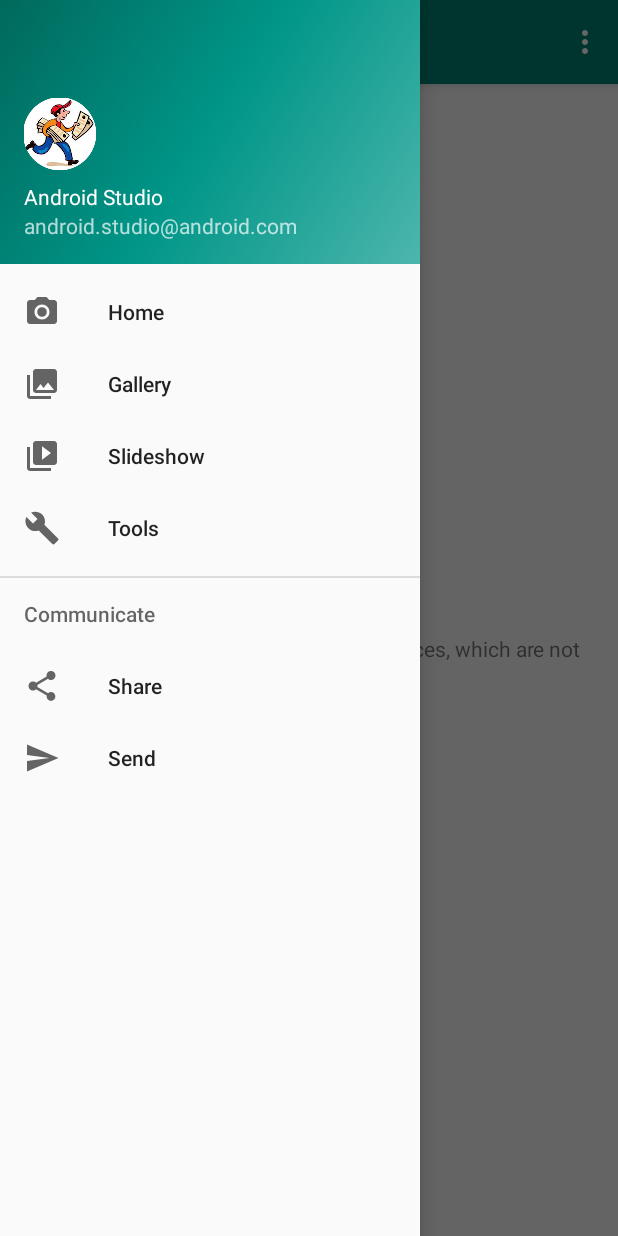
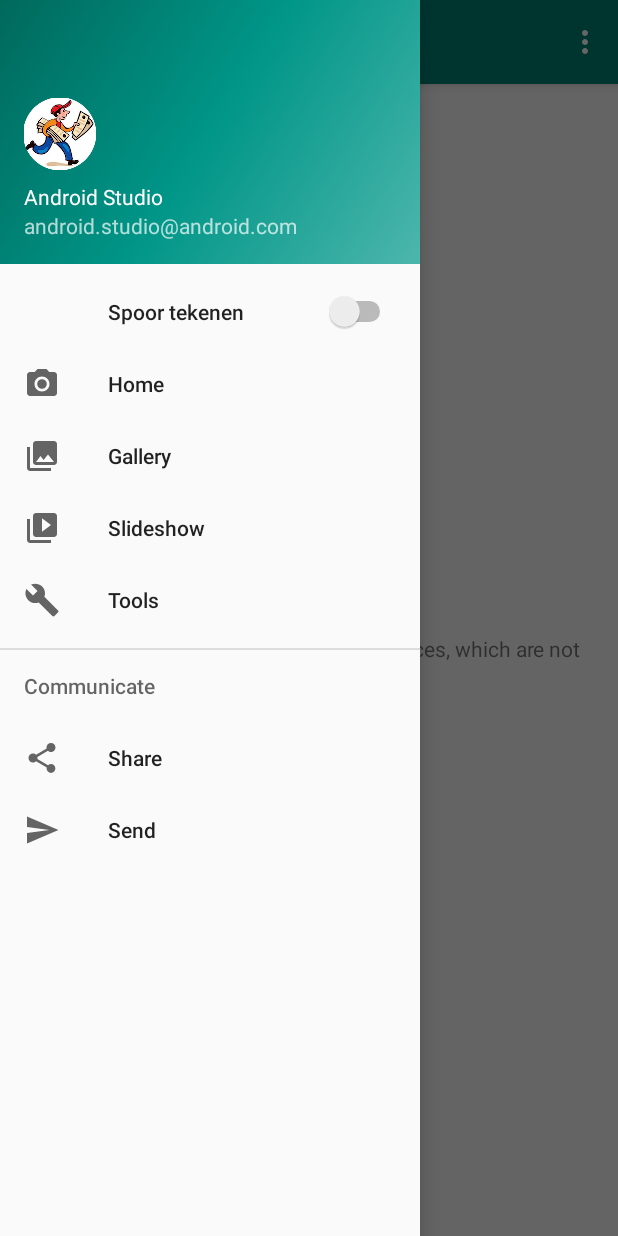
Before and after one commit to teusbenschop/folderen, an Android app: the screen it shows after launch (MainActivity), after a tap on "Open navigation drawer", on a phone screen of 412 x 824 dp. Run offline under Robolectric (Android 15) with nearby library versions, the light colour scheme and no system bars.

Commit message:
Switch for tracing on/off

```diff
--- a/app/src/main/java/nl/folderen/android/MainActivity.kt
+++ b/app/src/main/java/nl/folderen/android/MainActivity.kt
@@ -12,14 +12,15 @@
 import android.location.Location
 import android.os.Bundle
 import android.util.Log
+import android.view.*
 import androidx.core.view.GravityCompat
 import androidx.appcompat.app.ActionBarDrawerToggle
-import android.view.MenuItem
 import androidx.drawerlayout.widget.DrawerLayout
 import com.google.android.material.navigation.NavigationView
 import androidx.appcompat.app.AppCompatActivity
 import androidx.appcompat.widget.Toolbar
-import android.view.Menu
+import android.widget.CompoundButton
+import android.widget.Switch
 import android.widget.Toast
 import androidx.appcompat.app.AlertDialog
 import androidx.core.app.ActivityCompat
@@ -69,11 +70,41 @@
 
         val drawerLayout: DrawerLayout = findViewById(R.id.drawer_layout)
         val navView: NavigationView = findViewById(R.id.nav_view)
-        val toggle = ActionBarDrawerToggle(
-            this, drawerLayout, toolbar, R.string.navigation_drawer_open, R.string.navigation_drawer_close
-        )
+        val toggle = ActionBarDrawerToggle(this, drawerLayout, toolbar, R.string.navigation_drawer_open, R.string.navigation_drawer_close)
+
+
+        // Initialize the action bar drawer toggle instance
+        val drawerToggle:ActionBarDrawerToggle = object : ActionBarDrawerToggle(
+            this,
+            drawerLayout,
+            toolbar,
+            R.string.drawer_open,
+            R.string.drawer_close
+        ){
+            override fun onDrawerClosed(view:View){
+                super.onDrawerClosed(view)
+                Log.d ("folderen", "drawer closed")
+            }
+
+            override fun onDrawerOpened(drawerView: View){
+                super.onDrawerOpened(drawerView)
+                Log.d ("folderen", "drawer opened")
+                val traceSwitch: Switch = findViewById(R.id.switch_trace) // Todo
+                traceSwitch.setOnCheckedChangeListener { _: CompoundButton, b: Boolean -> run {
+                    if (b) Log.d("folderen", "tracing")
+                    else Log.d("folderen", "off")
+                }}
+
+            }
+        }
+
         drawerLayout.addDrawerListener(toggle)
         toggle.syncState()
+
+        // Configure the drawer layout to add listener and show icon on toolbar
+        drawerToggle.isDrawerIndicatorEnabled = true
+        drawerLayout.addDrawerListener(drawerToggle)
+        drawerToggle.syncState()
 
         navView.setNavigationItemSelectedListener(this)
 
@@ -162,6 +193,9 @@
 
             }
             R.id.nav_send -> {
+
+            }
+            R.id.menu_trace -> {
 
             }
         }
--- /dev/null
+++ b/app/src/main/res/layout/switch_item.xml
@@ -0,0 +1,11 @@
+<RelativeLayout
+    xmlns:android="http://schemas.android.com/apk/res/android"
+    android:layout_width="match_parent"
+    android:layout_height="match_parent">
+
+    <Switch
+            android:id="@+id/switch_trace"
+            android:layout_width="wrap_content"
+            android:layout_height="wrap_content"
+            android:layout_centerInParent="true"/>
+</RelativeLayout>
--- a/app/src/main/res/menu/activity_main_drawer.xml
+++ b/app/src/main/res/menu/activity_main_drawer.xml
@@ -1,7 +1,13 @@
 <?xml version="1.0" encoding="utf-8"?>
 <menu xmlns:android="http://schemas.android.com/apk/res/android"
-      xmlns:tools="http://schemas.android.com/tools"
+      xmlns:app="http://schemas.android.com/apk/res-auto" xmlns:tools="http://schemas.android.com/tools"
       tools:showIn="navigation_view">
+
+    <item
+            android:id="@+id/menu_trace"
+            android:title="@string/tracing"
+            app:showAsAction="always"
+            app:actionLayout="@layout/switch_item"/>
 
     <group android:checkableBehavior="single">
         <item
--- a/app/src/main/res/values/strings.xml
+++ b/app/src/main/res/values/strings.xml
@@ -7,10 +7,15 @@
     <string name="nav_header_desc">Navigation header</string>
     <string name="action_settings">Settings</string>
 
+    <string name="tracing">Spoor tekenen</string>
     <string name="menu_home">Home</string>
     <string name="menu_gallery">Gallery</string>
     <string name="menu_slideshow">Slideshow</string>
     <string name="menu_tools">Tools</string>
     <string name="menu_share">Share</string>
     <string name="menu_send">Send</string>
+
+    <string name="drawer_open">Open</string>
+    <string name="drawer_close">Close</string>
+
 </resources>
```
